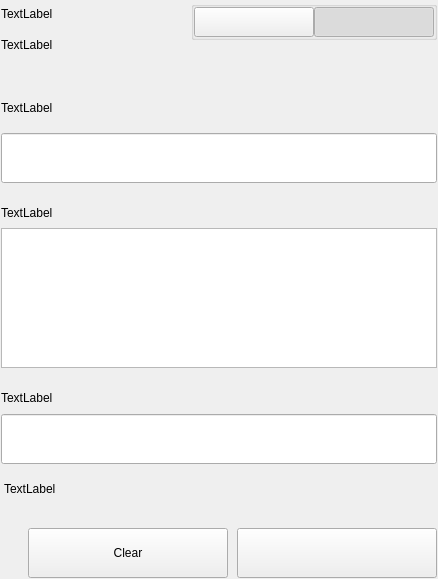
First picture: the form in src/qt/eros/settings/forms/settingssignmessagewidgets.ui, repository ErosCore/ErosCore, before the edit.
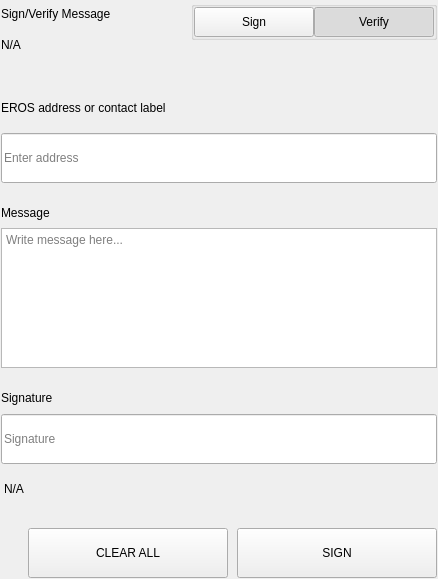
Second picture: the form after the edit.

Diff of the .ui file:
```diff
--- a/src/qt/eros/settings/forms/settingssignmessagewidgets.ui
+++ b/src/qt/eros/settings/forms/settingssignmessagewidgets.ui
@@ -75,14 +75,14 @@
              <item>
               <widget class="QLabel" name="labelTitle">
                <property name="text">
-                <string>TextLabel</string>
+                <string>Sign/Verify Message</string>
                </property>
               </widget>
              </item>
              <item>
               <widget class="QLabel" name="labelSubtitle1">
                <property name="text">
-                <string>TextLabel</string>
+                <string notr="true">N/A</string>
                </property>
                <property name="wordWrap">
                 <bool>true</bool>
@@ -162,7 +162,7 @@
                     <enum>Qt::NoFocus</enum>
                    </property>
                    <property name="text">
-                    <string/>
+                    <string>Sign</string>
                    </property>
                    <property name="checkable">
                     <bool>true</bool>
@@ -190,7 +190,7 @@
                     <enum>Qt::NoFocus</enum>
                    </property>
                    <property name="text">
-                    <string/>
+                    <string>Verify</string>
                    </property>
                    <property name="checkable">
                     <bool>true</bool>
@@ -276,7 +276,7 @@
                </size>
               </property>
               <property name="text">
-               <string>TextLabel</string>
+               <string>EROS address or contact label</string>
               </property>
              </widget>
             </item>
@@ -294,6 +294,9 @@
                 <height>50</height>
                </size>
               </property>
+              <property name="placeholderText">
+               <string>Enter address</string>
+              </property>
              </widget>
             </item>
            </layout>
@@ -335,7 +338,7 @@
               </size>
              </property>
              <property name="text">
-              <string>TextLabel</string>
+              <string>Message</string>
              </property>
             </widget>
            </item>
@@ -353,6 +356,9 @@
                <height>140</height>
               </size>
              </property>
+             <property name="placeholderText">
+              <string>Write message here...</string>
+             </property>
             </widget>
            </item>
           </layout>
@@ -415,7 +421,7 @@
                </size>
               </property>
               <property name="text">
-               <string>TextLabel</string>
+               <string>Signature</string>
               </property>
              </widget>
             </item>
@@ -427,6 +433,9 @@
                 <height>50</height>
                </size>
               </property>
+              <property name="placeholderText">
+               <string>Signature</string>
+              </property>
              </widget>
             </item>
            </layout>
@@ -438,7 +447,7 @@
             <string notr="true">padding-top:5px;</string>
            </property>
            <property name="text">
-            <string>TextLabel</string>
+            <string notr="true">N/A</string>
            </property>
           </widget>
          </item>
@@ -491,7 +500,7 @@
               <enum>Qt::NoFocus</enum>
              </property>
              <property name="text">
-              <string>Clear</string>
+              <string>CLEAR ALL</string>
              </property>
             </widget>
            </item>
@@ -513,7 +522,7 @@
               <enum>Qt::NoFocus</enum>
              </property>
              <property name="text">
-              <string/>
+              <string>SIGN</string>
              </property>
             </widget>
            </item>
```
